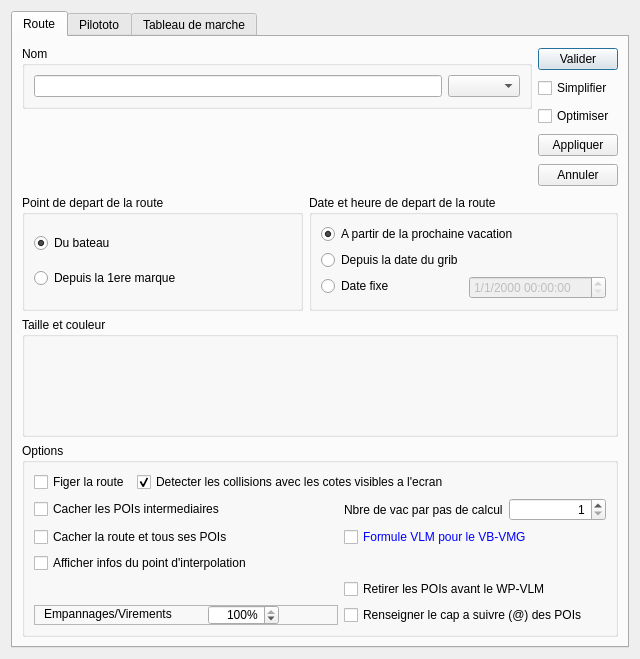
This is src/Ui/Route_Editor.ui in nohal/qtVlm as Qt 5 draws it before an edit. The edited form follows.
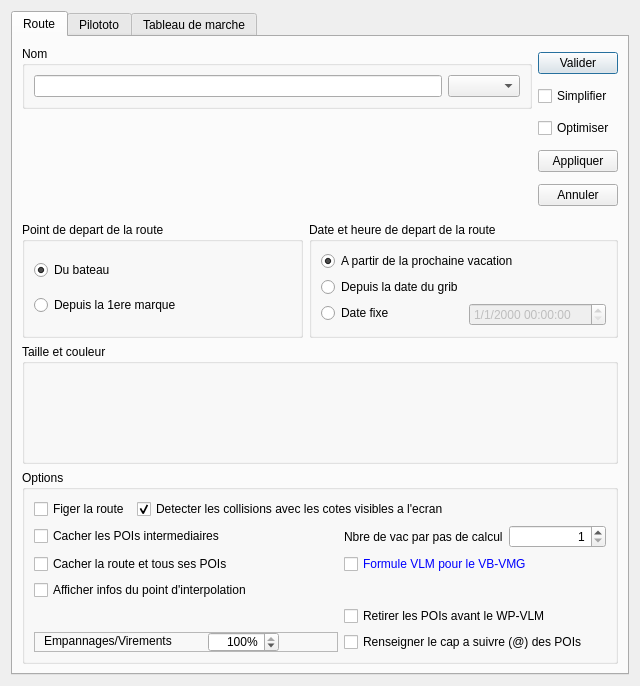
This is the edited form.

```diff
--- a/src/Ui/Route_Editor.ui
+++ b/src/Ui/Route_Editor.ui
@@ -7,7 +7,7 @@
     <x>0</x>
     <y>0</y>
     <width>640</width>
-    <height>659</height>
+    <height>686</height>
    </rect>
   </property>
   <property name="sizePolicy">
@@ -83,6 +83,9 @@
              <property name="text">
               <string>Valider</string>
              </property>
+             <property name="default">
+              <bool>true</bool>
+             </property>
             </widget>
            </item>
            <item>
```
Left out of the diff: 31 changed lines with no effect on the pictures.
